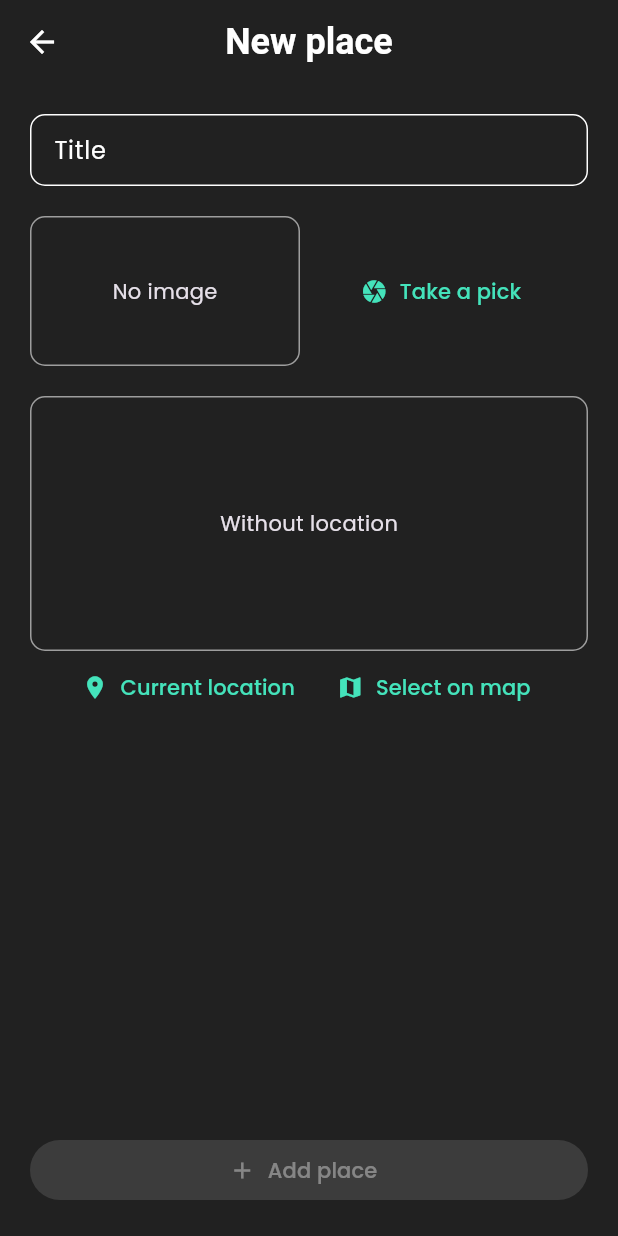
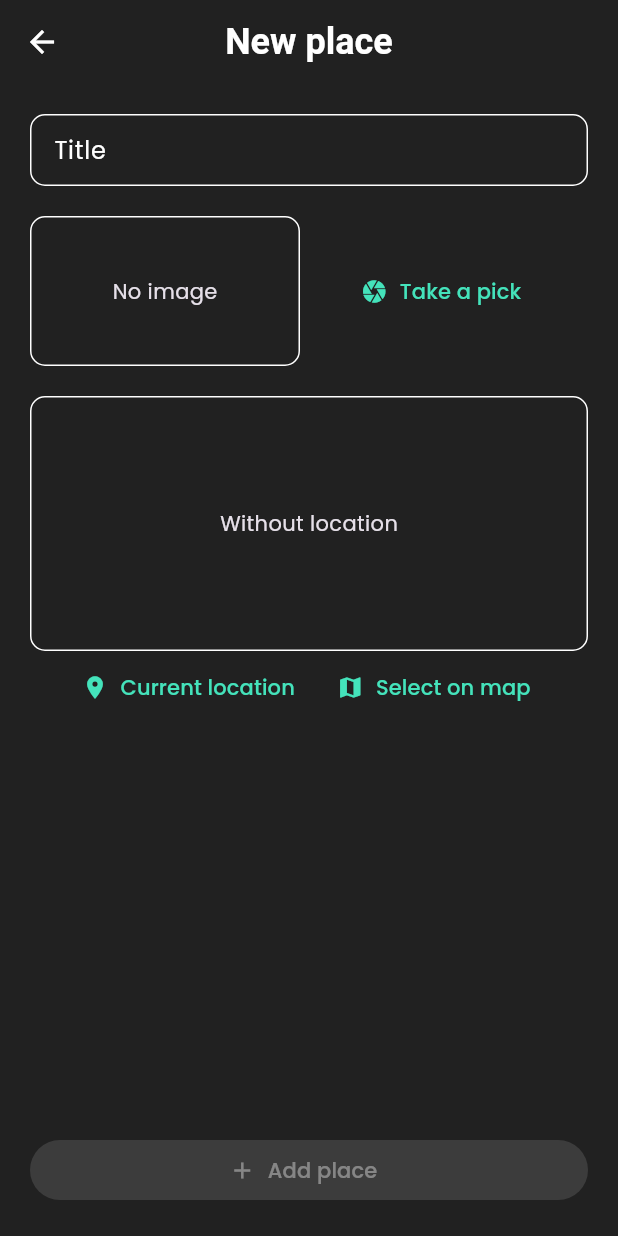
Before and after one commit to HelioPC/great_places, a Flutter app: the screen it shows after launch, after a tap on the "add" icon, on a phone screen of 412 x 824 dp. Run offline on Flutter 3.47's test engine with Material 3 defaults, Android fonts, the phone set to English and light mode, and no system bars; our stand-ins replace awesome_snackbar_content, google_maps_flutter, image_picker, location, sqflite; missing offline and left inert: flutter_config; accounts and stored records are empty.

```diff
--- a/lib/src/common/themes/dark_theme.dart
+++ b/lib/src/common/themes/dark_theme.dart
@@ -53,8 +53,10 @@ ThemeData darkTheme() {
     ),
     dialogBackgroundColor: MyColors.grey600,
     dialogTheme: DialogTheme(
+      backgroundColor: Colors.black38,
+      surfaceTintColor: Colors.grey,
       shape: RoundedRectangleBorder(
-        borderRadius: BorderRadius.circular(10),
+        borderRadius: BorderRadius.circular(20),
       ),
     ),
     floatingActionButtonTheme: const FloatingActionButtonThemeData(
--- a/lib/src/features/home/presentation/widgets/image_input.dart
+++ b/lib/src/features/home/presentation/widgets/image_input.dart
@@ -46,17 +46,20 @@ class _ImageInputState extends State<ImageInput> {
           decoration: BoxDecoration(
             border: Border.all(
               width: 1,
-              color: Colors.grey,
+              color: Colors.white,
             ),
             borderRadius: BorderRadius.circular(10),
           ),
           alignment: Alignment.center,
           child: _storedImage != null
-              ? Image.file(
-                  _storedImage!,
-                  width: double.infinity,
-                  fit: BoxFit.cover,
-                )
+              ? ClipRRect(
+                borderRadius: BorderRadius.circular(8),
+                child: Image.file(
+                    _storedImage!,
+                    width: double.infinity,
+                    fit: BoxFit.cover,
+                  ),
+              )
               : const Text('No image'),
         ),
         const SizedBox(height: 10),
--- a/lib/src/features/home/presentation/widgets/location_input.dart
+++ b/lib/src/features/home/presentation/widgets/location_input.dart
@@ -64,13 +64,13 @@ class _LocationInputState extends State<LocationInput> {
           decoration: BoxDecoration(
             border: Border.all(
               width: 1,
-              color: Colors.grey,
+              color: Colors.white,
             ),
             borderRadius: BorderRadius.circular(10),
           ),
           child: _imagePreview != null
               ? ClipRRect(
-                borderRadius: BorderRadius.circular(10),
+                borderRadius: BorderRadius.circular(8),
                 child: Image.network(
                     _imagePreview!,
                     fit: BoxFit.cover,
--- a/pubspec.yaml
+++ b/pubspec.yaml
@@ -7,6 +7,7 @@ environment:
   sdk: '>=3.1.0-246.0.dev <4.0.0'
 
 dependencies:
+  awesome_snackbar_content: ^0.1.3
   flutter:
     sdk: flutter
   flutter_config: ^2.0.2
```
Also changed, not shown: lib/src/features/home/presentation/great_place_controller.dart (+4 -5 lines), lib/src/features/home/presentation/places_list_page.dart (+59 -2 lines), pubspec.lock.
